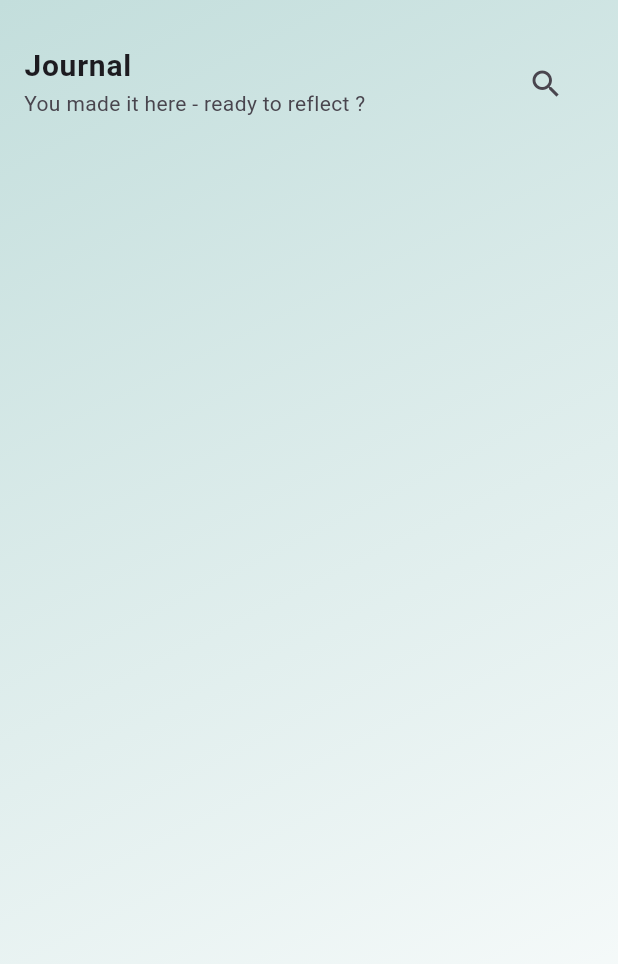
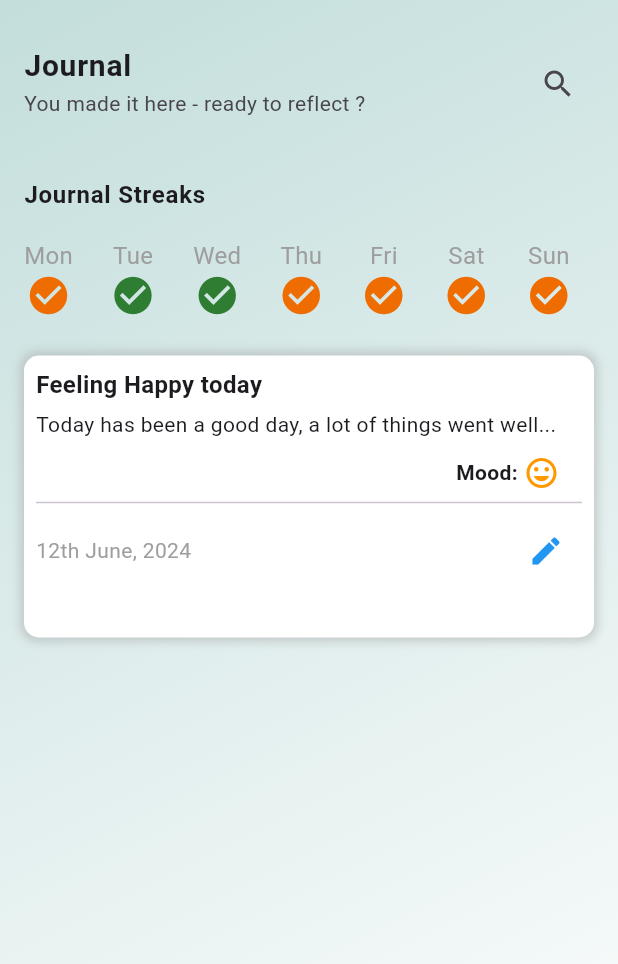
Before and after one commit to BapamaEmma/mindeaseApp, a Flutter app: the Journal screen opened directly, on a phone screen of 412 x 824 dp. Shown: the top 964 px of the screen. Run offline on Flutter 3.47's test engine with Material 3 defaults, Android fonts, the phone set to English and light mode, and no system bars; our stand-ins replace cloud_firestore, firebase_auth, firebase_core, font_awesome_flutter, google_nav_bar, google_sign_in and 3 more; missing offline and left inert: dart:ffi; accounts and stored records are empty.

Commit message:
Journal is 75% Complete

```diff
--- a/lib/Menus/Home.dart
+++ b/lib/Menus/Home.dart
@@ -26,6 +26,7 @@ class _HomeState extends State<Home> {
     }
   }
 
+  @override
   Widget build(BuildContext context) {
     return Scaffold(
       backgroundColor: Colors.grey[100],
@@ -36,7 +37,7 @@ class _HomeState extends State<Home> {
             height: 400,
             decoration: const BoxDecoration(
               gradient: LinearGradient(
-                colors: [Color(0xFFC3DEDC), Color(0xFFFFFFF)],
+                colors: [Color(0xFFC3DEDC), Color(0x0fffffff)],
                 begin: Alignment.topLeft,
                 end: Alignment.bottomRight,
               ),
@@ -96,7 +97,7 @@ class _HomeState extends State<Home> {
             Row(
               children: [
                 Text(
-                  "$username",
+                  username,
                   style: const TextStyle(
                     fontSize: 22,
                     fontWeight: FontWeight.bold,
@@ -343,6 +344,7 @@ class _HomeState extends State<Home> {
                     context,
                     MaterialPageRoute(builder: (context) => const Calm()),
                   );
+                  return null;
                 },
               ),
             ),
--- a/lib/Menus/Journal.dart
+++ b/lib/Menus/Journal.dart
@@ -27,10 +27,19 @@ class _JournalState extends State<Journal> {
           SafeArea(
             child: SingleChildScrollView(
               child: Padding(
-                padding: const EdgeInsets.symmetric(),
+                padding: const EdgeInsets.symmetric(
+                  horizontal: 16.0,
+                ), // Added horizontal padding
                 child: Column(
                   crossAxisAlignment: CrossAxisAlignment.start,
-                  children: [SizedBox(height: 20), Topsection()],
+                  children: [
+                    SizedBox(height: 20),
+                    Topsection(),
+                    SizedBox(height: 10),
+                    Streaks(),
+                    SizedBox(height: 25),
+                    journalnotes(),
+                  ],
                 ),
               ),
             ),
@@ -43,6 +52,7 @@ class _JournalState extends State<Journal> {
 
 Widget Topsection() {
   return ListTile(
+    contentPadding: EdgeInsets.zero,
     title: Text(
       'Journal',
       style: TextStyle(fontWeight: FontWeight.bold, fontSize: 20),
@@ -53,5 +63,123 @@ Widget Topsection() {
 }
 
 Widget Streaks() {
-  return Container();
+  return Column(
+    children: [
+      ListTile(
+        contentPadding: EdgeInsets.zero,
+        title: Text(
+          'Journal Streaks',
+          style: TextStyle(fontWeight: FontWeight.bold, fontSize: 16),
+        ),
+      ),
+      SizedBox(height: 1),
+      Row(
+        children: [
+          Column(
+            children: [
+              Text('Mon', style: TextStyle(color: Colors.grey, fontSize: 16)),
+              Icon(Icons.check_circle, color: Colors.orange[800], size: 30),
+            ],
+          ),
+          SizedBox(width: 25),
+          Column(
+            children: [
+              Text('Tue', style: TextStyle(color: Colors.grey, fontSize: 16)),
+              Icon(Icons.check_circle, color: Colors.green[800], size: 30),
+            ],
+          ),
+          SizedBox(width: 25),
+          Column(
+            children: [
+              Text('Wed', style: TextStyle(color: Colors.grey, fontSize: 16)),
+              Icon(Icons.check_circle, color: Colors.green[800], size: 30),
+            ],
+          ),
+          SizedBox(width: 25),
+          Column(
+            children: [
+              Text('Thu', style: TextStyle(color: Colors.grey, fontSize: 16)),
+              Icon(Icons.check_circle, color: Colors.orange[800], size: 30),
+            ],
+          ),
+          SizedBox(width: 25),
+          Column(
+            children: [
+              Text('Fri', style: TextStyle(color: Colors.grey, fontSize: 16)),
+              Icon(Icons.check_circle, color: Colors.orange[800], size: 30),
+            ],
+          ),
+          SizedBox(width: 25),
+          Column(
+            children: [
+              Text('Sat', style: TextStyle(color: Colors.grey, fontSize: 16)),
+              Icon(Icons.check_circle, color: Colors.orange[800], size: 30),
+            ],
+          ),
+          SizedBox(width: 25),
+          Column(
+            children: [
+              Text('Sun', style: TextStyle(color: Colors.grey, fontSize: 16)),
+              Icon(Icons.check_circle, color: Colors.orange[800], size: 30),
+            ],
+          ),
+        ],
+      ),
+    ],
+  );
 }
+
+Widget journalnotes() {
+  return SizedBox(
+    height: 188,
+    child: Container(
+      decoration: BoxDecoration(
+        color: Colors.white,
+        borderRadius: BorderRadius.circular(10),
+        boxShadow: [
+          BoxShadow(
+            color: Colors.grey.withOpacity(0.5),
+            spreadRadius: 2,
+            blurRadius: 5,
+            // offset: Offset(0, 3),
+          ),
+        ],
+      ),
+      child: Padding(
+        padding: const EdgeInsets.all(8.0),
+        child: Column(
+          crossAxisAlignment: CrossAxisAlignment.start,
+          children: [
+            Text(
+              'Feeling Happy today',
+              style: TextStyle(fontWeight: FontWeight.bold, fontSize: 16),
+            ),
+            SizedBox(height: 5),
+            Text('Today has been a good day, a lot of things went well...'),
+            SizedBox(height: 10),
+            Padding(
+              padding: const EdgeInsets.only(left: 280.0),
+              child: Row(
+                children: [
+                  Text('Mood: ', style: TextStyle(fontWeight: FontWeight.bold)),
+                  Icon(Icons.mood, color: Colors.orange),
+                ],
+              ),
+            ),
+            Divider(),
+            Row(
+              mainAxisAlignment: MainAxisAlignment.spaceBetween,
+              children: [
+                Text('12th June, 2024', style: TextStyle(color: Colors.grey)),
+                IconButton(
+                  onPressed: () {},
+                  icon: Icon(Icons.edit, color: Colors.blue),
+                ),
+              ],
+            ),
+          ],
+        ),
+      ),
+    ),
+  );
+}
--- a/lib/Menus/Profile.dart
+++ b/lib/Menus/Profile.dart
@@ -1,6 +1,6 @@
 import 'package:flutter/material.dart';
-import 'package:mindease_app/Menus/Tabs/ChangePassword.dart';
-import 'package:mindease_app/Menus/Tabs/Notifications.dart';
+import 'package:mindease_app/Menus/ChangePassword.dart';
+import 'package:mindease_app/Menus/Notifications.dart';
 import 'package:firebase_auth/firebase_auth.dart';
 // Ensure the ChangePassword.dart file contains a class named ChangePasswordScreen
 
@@ -28,7 +28,7 @@ class _ProfileState extends State<Profile> {
               height: double.infinity,
               decoration: const BoxDecoration(
                 gradient: LinearGradient(
-                  colors: [Color(0xFFC3DEDC), Color(0xFFFFFFF)],
+                  colors: [Color(0xFFC3DEDC), Color(0x0fffffff)],
                   begin: Alignment.topLeft,
                   end: Alignment.bottomRight,
                 ),
@@ -70,7 +70,7 @@ class _ProfileState extends State<Profile> {
                   // Name
                   Center(
                     child: Text(
-                      "$username",
+                      username,
                       style: const TextStyle(
                         fontSize: 28,
                         fontWeight: FontWeight.bold,
@@ -131,6 +131,12 @@ class _ProfileState extends State<Profile> {
                             text: 'About Us',
                             onTap: () {},
                           ),
+                          _divider(),
+                          _profileOption(
+                            icon: Icons.logout_outlined,
+                            text: 'Logout',
+                            onTap: () {},
+                          ),
                         ],
                       ),
                     ),
```
Also changed, not shown: lib/Menus/ChangePassword.dart (renamed from lib/Menus/Tabs/ChangePassword.dart), lib/Menus/Notifications.dart (renamed from lib/Menus/Tabs/Notifications.dart).
